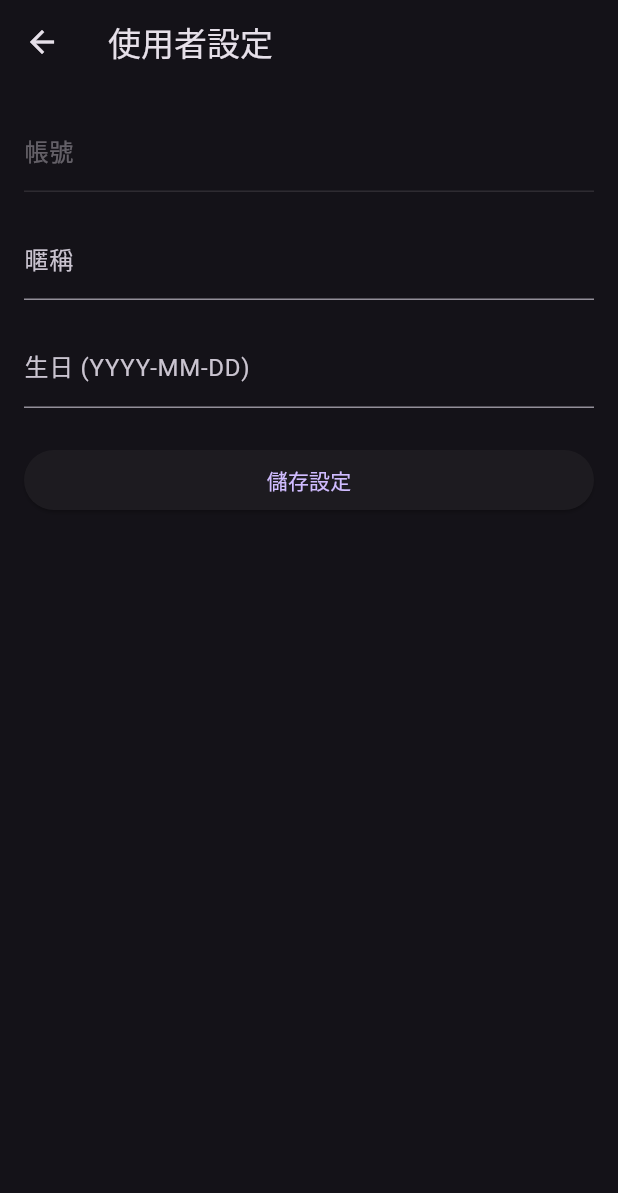
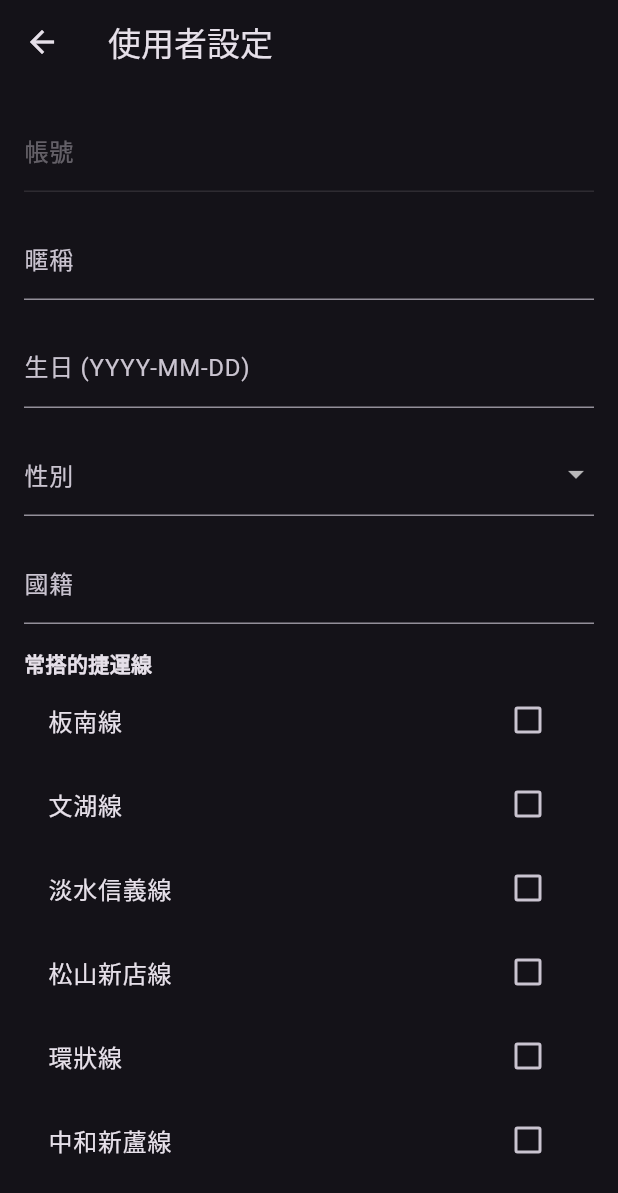
Before and after one commit to benjamin474/metro_knowledges_app, a Flutter app: the SettingsPage screen opened directly with empty values, on a phone screen of 412 x 824 dp. Shown: the top 1193 px of the screen. Run offline on Flutter 3.47's test engine with Material 3 defaults, Android fonts, the phone set to English and light mode, and no system bars; our stand-ins replace country_picker, csv, flutter_dotenv, flutter_secure_storage; accounts and stored records are empty; network calls fail.

Commit message:
保存使用者更多資料

```diff
--- a/lib/account/settings_page.dart
+++ b/lib/account/settings_page.dart
@@ -1,4 +1,5 @@
 import 'package:flutter/material.dart';
+import 'package:country_picker/country_picker.dart';
 import '../utils/json_storage.dart';
 
 class SettingsPage extends StatefulWidget {
@@ -13,6 +14,12 @@ class _SettingsPageState extends State<SettingsPage> {
   final TextEditingController accountController = TextEditingController();
   final TextEditingController nicknameController = TextEditingController();
   final TextEditingController birthdayController = TextEditingController();
+  String? selectedGender;
+  String? selectedCountry;
+  final List<String> allLines = [
+    '板南線', '文湖線', '淡水信義線', '松山新店線', '環狀線', '中和新蘆線'
+  ];
+  List<String> selectedLines = [];
 
   @override
   void initState() {
@@ -26,12 +33,19 @@ class _SettingsPageState extends State<SettingsPage> {
     if (account.isEmpty) {
       nicknameController.clear();
       birthdayController.clear();
+      selectedGender = null;
+      selectedCountry = null;
+      selectedLines = [];
+      setState(() {});
       return;
     }
     final data = await JsonStorage.getUserData(account);
     setState(() {
       nicknameController.text = data['nickname'] ?? '';
       birthdayController.text = data['birthday'] ?? '';
+      selectedGender = data['gender'];
+      selectedCountry = data['nationality'];
+      selectedLines = List<String>.from(data['lines'] ?? []);
     });
   }
 
@@ -46,6 +60,9 @@ class _SettingsPageState extends State<SettingsPage> {
       account,
       nicknameController.text,
       birthdayController.text,
+      selectedGender ?? '',
+      selectedCountry ?? '',
+      selectedLines,
     );
     ScaffoldMessenger.of(context)
         .showSnackBar(const SnackBar(content: Text('設定已儲存')));
@@ -75,6 +92,53 @@ class _SettingsPageState extends State<SettingsPage> {
               controller: birthdayController,
               decoration: const InputDecoration(labelText: '生日 (YYYY-MM-DD)'),
             ),
+            const SizedBox(height: 16),
+            DropdownButtonFormField<String>(
+              value: selectedGender,
+              decoration: const InputDecoration(labelText: '性別'),
+              items: const [
+                DropdownMenuItem(value: '男', child: Text('男')),
+                DropdownMenuItem(value: '女', child: Text('女')),
+                DropdownMenuItem(value: '其他', child: Text('其他')),
+                DropdownMenuItem(value: '不願透露', child: Text('不願透露')),
+              ],
+              onChanged: (value) => setState(() => selectedGender = value),
+            ),
+            const SizedBox(height: 16),
+            GestureDetector(
+              onTap: () {
+                showCountryPicker(
+                  context: context,
+                  showPhoneCode: false,
+                  onSelect: (Country country) {
+                    setState(() {
+                      selectedCountry = country.name;
+                    });
+                  },
+                );
+              },
+              child: AbsorbPointer(
+                child: TextField(
+                  controller: TextEditingController(text: selectedCountry ?? ''),
+                  decoration: const InputDecoration(labelText: '國籍'),
+                ),
+              ),
+            ),
+            const SizedBox(height: 16),
+            const Text('常搭的捷運線', style: TextStyle(fontWeight: FontWeight.bold)),
+            ...allLines.map((line) => CheckboxListTile(
+                  title: Text(line),
+                  value: selectedLines.contains(line),
+                  onChanged: (checked) {
+                    setState(() {
+                      if (checked == true) {
+                        selectedLines.add(line);
+                      } else {
+                        selectedLines.remove(line);
+                      }
+                    });
+                  },
+                )),
             const SizedBox(height: 24),
             ElevatedButton(
               onPressed: _savePreferences,
--- a/lib/news/news_page.dart
+++ b/lib/news/news_page.dart
@@ -130,7 +130,7 @@ class _NewsPageState extends State<NewsPage> {
                                         child: ListTile(
                                           title: Text(item.title),
                                             subtitle: Text(
-                                              '發布時間: ${item.publishTime.toLocal().toString().substring(0, 16)}'),
+                                              '發布時間: ${item.publishTime.toLocal().toString().substring(0, 10)}'),
                                           onTap: () => _launchUrl(item.newsURL),
                                         ),
                                       ),
--- a/lib/utils/json_storage.dart
+++ b/lib/utils/json_storage.dart
@@ -12,12 +12,22 @@ class JsonStorage {
     return File('${directory.path}/$_fileName');
   }
 
-  static Future<void> saveData(String account, String nickname, String birthday) async {
+  static Future<void> saveData(
+    String account,
+    String nickname,
+    String birthday,
+    String gender,
+    String nationality,
+    List<String> lines,
+  ) async {
     final file = await _getFile();
     Map<String, dynamic> data = await loadData();
     data[account] = {
       'nickname': nickname,
       'birthday': birthday,
+      'gender': gender,
+      'nationality': nationality,
+      'lines': lines,
     };
     final jsonString = jsonEncode(data);
     await file.writeAsString(jsonString);
--- a/pubspec.yaml
+++ b/pubspec.yaml
@@ -42,6 +42,7 @@ dependencies:
   provider: ^6.1.5
   shared_preferences: ^2.5.3
   flutter_secure_storage: ^9.2.4
+  country_picker: ^2.0.27
 
 dev_dependencies:
   flutter_test:
```
Also changed, not shown: pubspec.lock.
